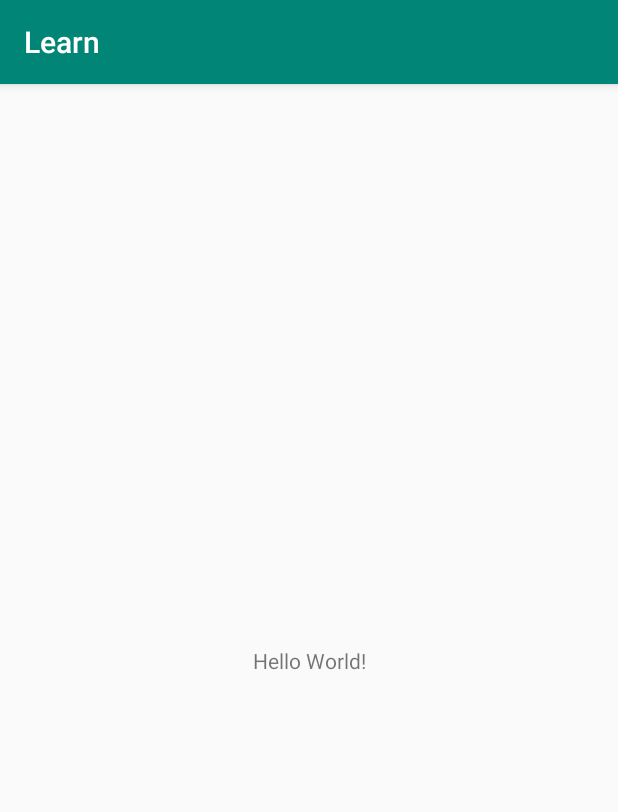
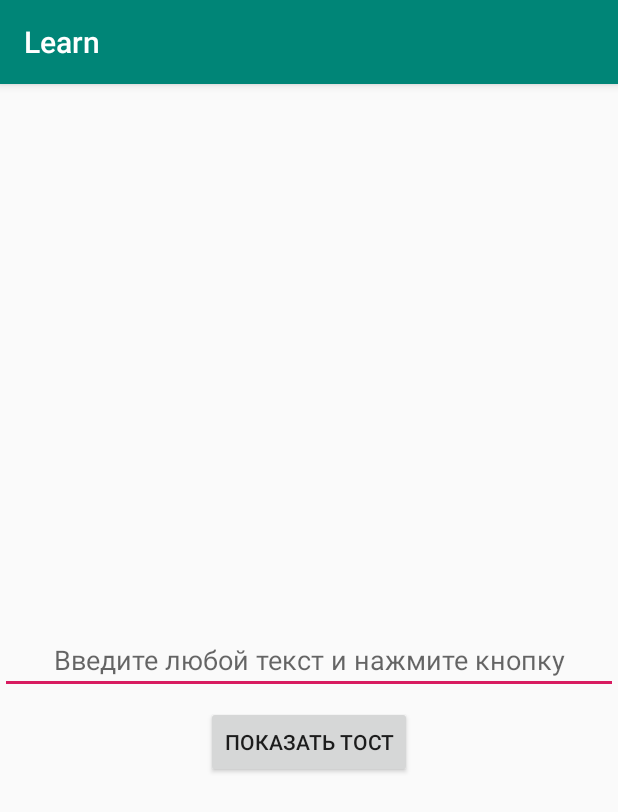
Before and after one commit to lavsexpert/learn, an Android app: the screen it shows after launch (MainActivity), on a phone screen of 412 x 824 dp. Shown: the top 812 px of the screen. Run offline under Robolectric (Android 15) with nearby library versions, the phone set to English and light mode, and no system bars.

Commit message:
Добавлены button и editText
При нажатии на button появляется Toast с текстом из editText.

```diff
--- a/app/src/main/java/club/plus1/learn/MainActivity.java
+++ b/app/src/main/java/club/plus1/learn/MainActivity.java
@@ -2,6 +2,9 @@ package club.plus1.learn;
 
 import android.support.v7.app.AppCompatActivity;
 import android.os.Bundle;
+import android.view.View;
+import android.widget.EditText;
+import android.widget.Toast;
 
 public class MainActivity extends AppCompatActivity {
 
@@ -10,4 +13,12 @@ public class MainActivity extends AppCompatActivity {
         super.onCreate(savedInstanceState);
         setContentView(R.layout.activity_main);
     }
+
+    public void onClick(View v){
+        EditText editText = this.findViewById(R.id.editText);
+        String text = editText.getText().toString();
+        if(!text.isEmpty()) {
+            Toast.makeText(this, text, Toast.LENGTH_LONG).show();
+        }
+    }
 }
--- a/app/src/main/res/layout/activity_main.xml
+++ b/app/src/main/res/layout/activity_main.xml
@@ -6,13 +6,33 @@
     android:layout_height="match_parent"
     tools:context=".MainActivity">
 
-    <TextView
+    <Button
+        android:id="@+id/button"
         android:layout_width="wrap_content"
         android:layout_height="wrap_content"
-        android:text="Hello World!"
+        android:layout_margin="8dp"
+        android:onClick="onClick"
+        android:text="@string/button"
         app:layout_constraintBottom_toBottomOf="parent"
-        app:layout_constraintLeft_toLeftOf="parent"
-        app:layout_constraintRight_toRightOf="parent"
-        app:layout_constraintTop_toTopOf="parent" />
+        app:layout_constraintEnd_toEndOf="parent"
+        app:layout_constraintHorizontal_bias="0.5"
+        app:layout_constraintStart_toStartOf="parent"
+        app:layout_constraintTop_toBottomOf="@+id/editText"
+        app:layout_constraintVertical_bias="0.0" />
+
+    <EditText
+        android:id="@+id/editText"
+        android:layout_width="wrap_content"
+        android:layout_height="wrap_content"
+        android:layout_margin="8dp"
+        android:ems="20"
+        android:gravity="center_horizontal"
+        android:hint="@string/hint"
+        android:inputType="text"
+        app:layout_constraintBottom_toBottomOf="parent"
+        app:layout_constraintEnd_toEndOf="parent"
+        app:layout_constraintStart_toStartOf="parent"
+        app:layout_constraintTop_toTopOf="parent"
+        android:importantForAutofill="no" tools:targetApi="o"/>
 
 </android.support.constraint.ConstraintLayout>
--- a/app/src/main/res/values/strings.xml
+++ b/app/src/main/res/values/strings.xml
@@ -1,3 +1,5 @@
 <resources>
     <string name="app_name">Learn</string>
+    <string name="button">Показать тост</string>
+    <string name="hint">Введите любой текст и нажмите кнопку</string>
 </resources>
```
